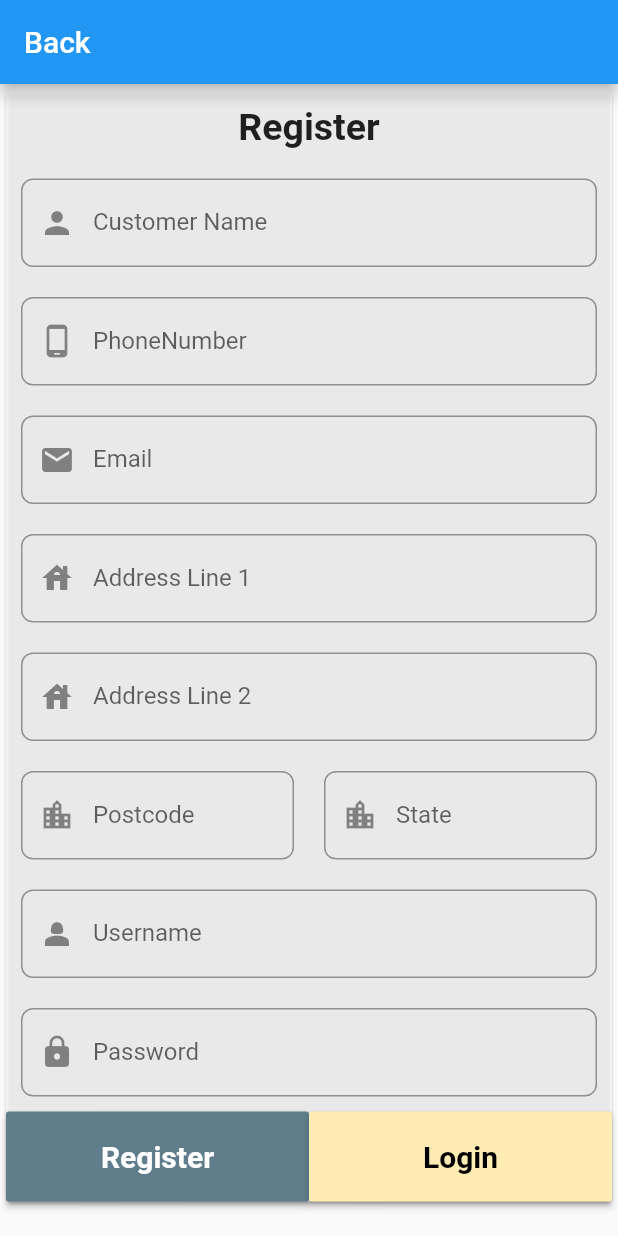
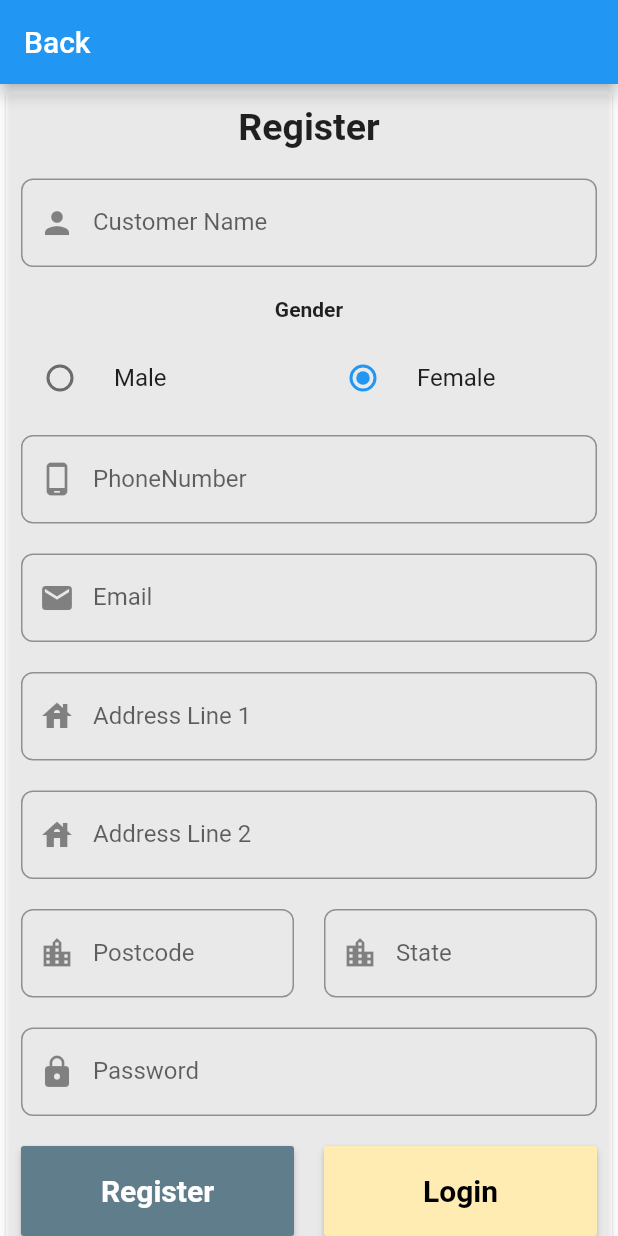
Before and after one commit to LiyanaZaiman/FYP, a Flutter app: the SignUp screen opened directly, on a phone screen of 412 x 824 dp. Run offline on Flutter 3.47's test engine with Material 2 defaults, Android fonts, the phone set to English and light mode, and no system bars; our stand-ins replace carousel_slider, fluttertoast.

Commit message:
Radio list gender

```diff
--- a/lib/screens/signup.dart
+++ b/lib/screens/signup.dart
@@ -15,11 +15,12 @@ class SignUp extends StatefulWidget {
 }
 
 class _SignUpState extends State<SignUp> {
-  TextEditingController user = TextEditingController();
+  TextEditingController name = TextEditingController();
   TextEditingController pass = TextEditingController();
   TextEditingController address1 = TextEditingController();
   TextEditingController address2 = TextEditingController();
   TextEditingController state = TextEditingController();
+  TextEditingController postcode = TextEditingController();
   TextEditingController email = TextEditingController();
   TextEditingController gender = TextEditingController();
   TextEditingController phone = TextEditingController();
@@ -61,6 +62,7 @@ class _SignUpState extends State<SignUp> {
                   Padding(
                     padding: const EdgeInsets.all(10.0,),
                     child: TextField(
+                      controller: name,
                       decoration: InputDecoration(
                         labelText: 'Customer Name',
                         prefixIcon: Icon(Icons.person),
@@ -69,9 +71,48 @@ class _SignUpState extends State<SignUp> {
                       ),
                     ),
                   ),
+              //Label - Gender
+              Padding(
+                //alignment: Alignment.center,
+                padding: const EdgeInsets.all(10),
+                child: Text(
+                'Gender',
+                  style: TextStyle(
+                  fontSize: 14,
+                  fontWeight: FontWeight.bold,
+                  ),
+                ),
+              ),
+              Row(
+                children: [
+                Expanded(
+                  child: RadioListTile(
+                  value: 'male',
+                  title: Text('Male'),
+                  groupValue: 'Male',
+                  onChanged: (value) {
+                    setState(() {
+                      });
+                    },
+                  ),
+                ),
+                Expanded(
+                  child: RadioListTile(
+                    value: 'female',
+                    title: Text('Female'),
+                    groupValue: 'female',
+                      onChanged: (value) {
+                      setState(() {
+                        });
+                      },
+                    ),
+                ),
+                ],
+              ),
                   Padding(
                     padding: const EdgeInsets.all(10.0,),
                     child: TextField(
+                      controller: phone,
                       decoration: InputDecoration(
                         labelText: 'PhoneNumber',
                         prefixIcon: Icon(Icons.phone_android_rounded),
@@ -83,6 +124,7 @@ class _SignUpState extends State<SignUp> {
                   Padding(
                     padding: const EdgeInsets.all(10.0,),
                     child: TextField(
+                      controller: email,
                       decoration: InputDecoration(
                         labelText: 'Email',
                         prefixIcon: Icon(Icons.email),
@@ -94,6 +136,7 @@ class _SignUpState extends State<SignUp> {
                   Padding(
                     padding: const EdgeInsets.all(10.0,),
                     child: TextField(
+                      controller: address1,
                       decoration: InputDecoration(
                         labelText: 'Address Line 1',
                         prefixIcon: Icon(Icons.house),
@@ -105,6 +148,7 @@ class _SignUpState extends State<SignUp> {
                   Padding(
                     padding: const EdgeInsets.all(10.0,),
                     child: TextField(
+                      controller: address2,
                       decoration: InputDecoration(
                         labelText: 'Address Line 2',
                         prefixIcon: Icon(Icons.house),
@@ -119,6 +163,7 @@ class _SignUpState extends State<SignUp> {
                         child: Padding(
                           padding: const EdgeInsets.all(10.0,),
                           child: TextField(
+                            controller: postcode,
                             decoration: InputDecoration(
                               labelText: 'Postcode',
                               prefixIcon: Icon(Icons.location_city),
@@ -132,6 +177,7 @@ class _SignUpState extends State<SignUp> {
                         child: Padding(
                           padding: const EdgeInsets.all(10.0,),
                           child: TextField(
+                            controller: state,
                             decoration: InputDecoration(
                               labelText: 'State',
                               prefixIcon: Icon(Icons.location_city_outlined),
@@ -143,19 +189,19 @@ class _SignUpState extends State<SignUp> {
                       ),
                     ],
                   ),
-                  Padding(
-                    padding: const EdgeInsets.all(10.0),
-                    child: TextField(
-                      controller: user,
-                      obscureText: true,
-                      decoration: InputDecoration(
-                        labelText: 'Username',
-                        prefixIcon: Icon(Icons.person_2),
-                        border: OutlineInputBorder(
-                            borderRadius: BorderRadius.circular(8)),
-                      ),
-                    ),
-                  ),
+                  // Padding(
+                  //   padding: const EdgeInsets.all(10.0),
+                  //   child: TextField(
+                  //     controller: user,
+                  //     obscureText: true,
+                  //     decoration: InputDecoration(
+                  //       labelText: 'Username',
+                  //       prefixIcon: Icon(Icons.person_2),
+                  //       border: OutlineInputBorder(
+                  //           borderRadius: BorderRadius.circular(8)),
+                  //     ),
+                  //   ),
+                  // ),
                   Padding(
                     padding: const EdgeInsets.all(10.0),
                     child: TextField(
@@ -172,6 +218,12 @@ class _SignUpState extends State<SignUp> {
                   Row(
                     children: <Widget>[
                       Expanded(
+                        child: Padding(
+                          padding: const EdgeInsets.only(
+                            top:10.0,
+                            left: 10,
+                            right: 10,
+                            bottom: 30),
                           child: MaterialButton(
                             height: 60,
                             color: Colors.blueGrey,
@@ -182,12 +234,19 @@ class _SignUpState extends State<SignUp> {
                                     color: Colors.white)),
                             onPressed: () {
                               _showDialog();
-                            register(user.text, pass.text);
+                              register(email.text, pass.text);
                               //Navigator.push(context, MaterialPageRoute(builder: (context)=>OrderPage(),),);
                             },
                           ),
                         ),
+                      ),
                       Expanded(
+                        child: Padding(
+                          padding: const EdgeInsets.only(
+                            top:10.0,
+                            left: 10,
+                            right: 10,
+                            bottom: 30),
                           child: MaterialButton(
                             height: 60,
                             color: Colors.amber[100],
@@ -204,6 +263,7 @@ class _SignUpState extends State<SignUp> {
                                 ),
                               );
                             },
+                          ),
                         ),
                       ),
                     ],
--- a/lib/widgets/order_details.dart
+++ b/lib/widgets/order_details.dart
@@ -85,7 +85,7 @@ class OrderDetails extends StatefulWidget {
                         });
                       },
                     ),
-                ),
+                  ),
                 ],
               ),
               //Price
```
Lines whose indentation alone changed are shown as unchanged.
